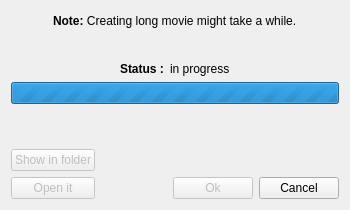
Old version of the form Dialogs/waitdialog.ui in the repository AusTLaiN/gif_maker.
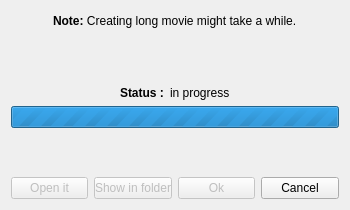
New version of the form.

Patch:
```diff
--- a/Dialogs/waitdialog.ui
+++ b/Dialogs/waitdialog.ui
@@ -25,7 +25,7 @@
   <property name="windowTitle">
    <string>Creating movie</string>
   </property>
-  <layout class="QVBoxLayout" name="verticalLayout_3">
+  <layout class="QVBoxLayout" name="verticalLayout">
    <item>
     <layout class="QHBoxLayout" name="horizontalLayout_4">
      <item>
@@ -156,60 +156,6 @@
     </spacer>
    </item>
    <item>
-    <layout class="QHBoxLayout" name="horizontalLayout_3">
-     <item>
-      <layout class="QVBoxLayout" name="verticalLayout">
-       <item>
-        <spacer name="verticalSpacer_4">
-         <property name="orientation">
-          <enum>Qt::Vertical</enum>
-         </property>
-         <property name="sizeHint" stdset="0">
-          <size>
-           <width>20</width>
-           <height>40</height>
-          </size>
-         </property>
-        </spacer>
-       </item>
-       <item>
-        <widget class="QPushButton" name="button_show">
-         <property name="enabled">
-          <bool>false</bool>
-         </property>
-         <property name="text">
-          <string>Show in folder</string>
-         </property>
-        </widget>
-       </item>
-       <item>
-        <widget class="QPushButton" name="button_open">
-         <property name="enabled">
-          <bool>false</bool>
-         </property>
-         <property name="text">
-          <string>Open it</string>
-         </property>
-        </widget>
-       </item>
-      </layout>
-     </item>
-     <item>
-      <layout class="QVBoxLayout" name="verticalLayout_2">
-       <item>
-        <spacer name="verticalSpacer_3">
-         <property name="orientation">
-          <enum>Qt::Vertical</enum>
-         </property>
-         <property name="sizeHint" stdset="0">
-          <size>
-           <width>20</width>
-           <height>40</height>
-          </size>
-         </property>
-        </spacer>
-       </item>
-       <item>
         <layout class="QHBoxLayout" name="horizontalLayout">
          <item>
           <spacer name="horizontalSpacer">
@@ -224,6 +170,26 @@
            </property>
           </spacer>
          </item>
+     <item>
+      <widget class="QPushButton" name="button_open">
+       <property name="enabled">
+        <bool>false</bool>
+       </property>
+       <property name="text">
+        <string>Open it</string>
+       </property>
+      </widget>
+     </item>
+     <item>
+      <widget class="QPushButton" name="button_show">
+       <property name="enabled">
+        <bool>false</bool>
+       </property>
+       <property name="text">
+        <string>Show in folder</string>
+       </property>
+      </widget>
+     </item>
          <item>
           <widget class="QPushButton" name="button_ok">
            <property name="enabled">
@@ -243,10 +209,6 @@
             <string>Cancel</string>
            </property>
           </widget>
-         </item>
-        </layout>
-       </item>
-      </layout>
      </item>
     </layout>
    </item>
```
Lines whose indentation alone changed are shown as unchanged.
